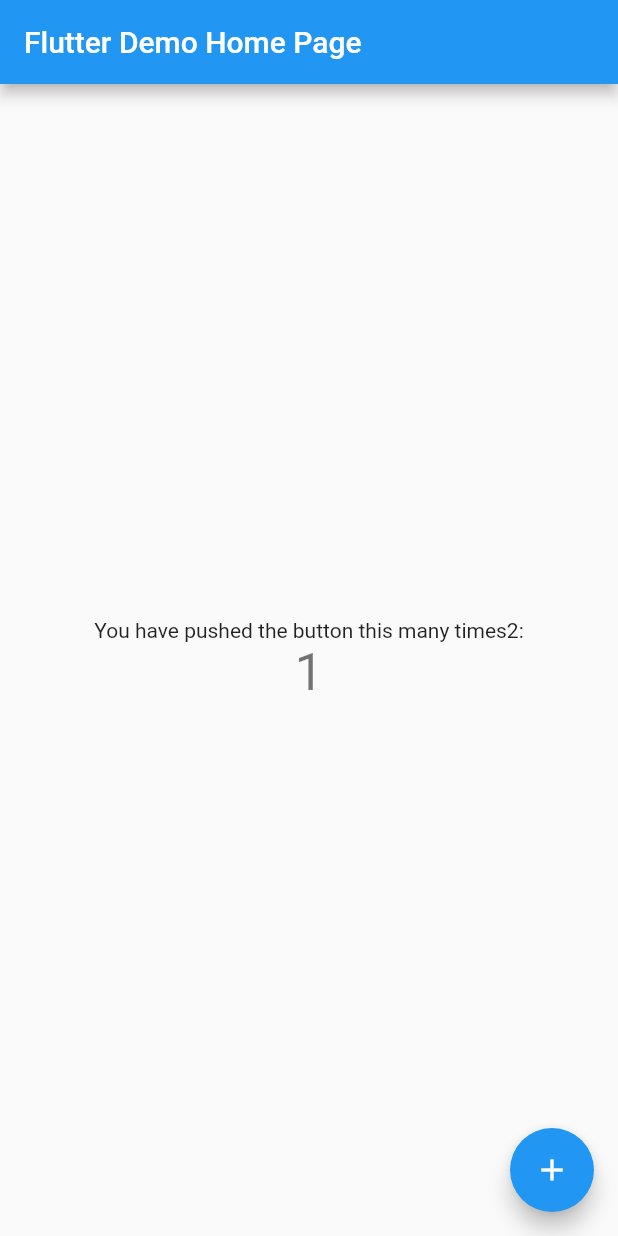
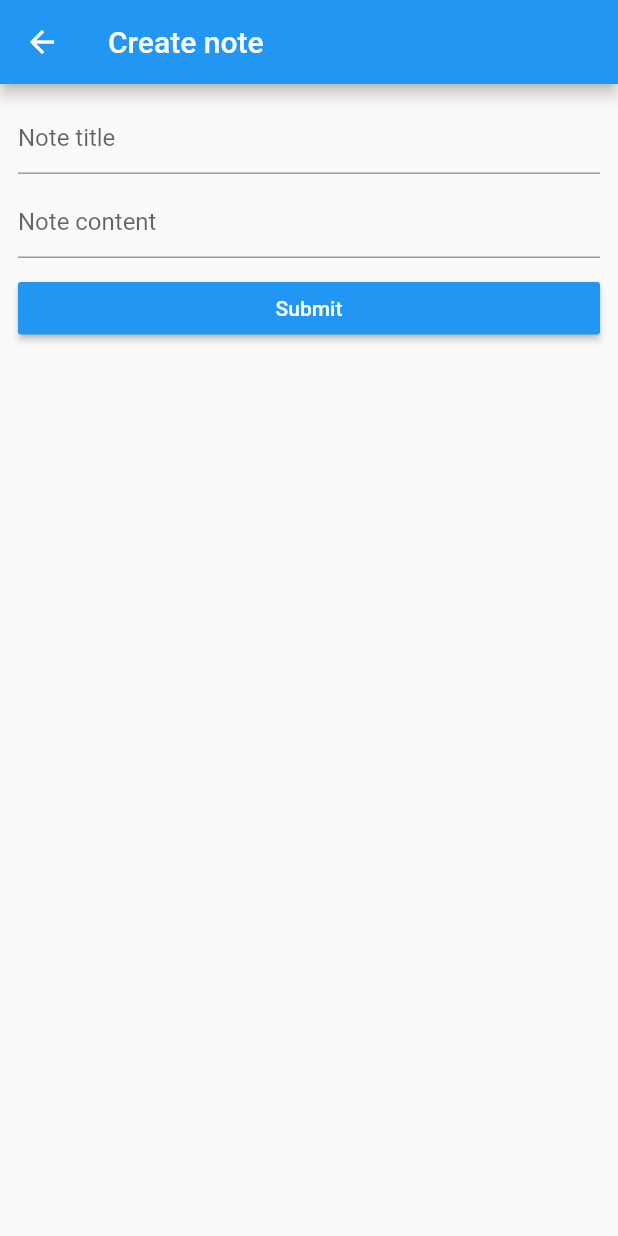
Before and after one commit to emrullahtastan/fluttertodo, a Flutter app: the screen it shows after launch, after a tap on the "add" icon, on a phone screen of 412 x 824 dp. Run offline on Flutter 3.47's test engine with Material 2 defaults, Android fonts, the phone set to English and light mode, and no system bars.

Commit message:
NoteList, NoteModify, NoteDelete component'lerinin eklenmesi

```diff
--- a/lib/main.dart
+++ b/lib/main.dart
@@ -1,4 +1,6 @@
 import 'package:flutter/material.dart';
+
+import 'views/note_list.dart';
 
 void main() {
   runApp(MyApp());
@@ -22,92 +24,7 @@ class MyApp extends StatelessWidget {
         // is not restarted.
         primarySwatch: Colors.blue,
       ),
-      home: MyHomePage(title: 'Flutter Demo Home Page'),
+      home: NoteList(),
     );
   }
 }
-
-class MyHomePage extends StatefulWidget {
-  MyHomePage({Key key, this.title}) : super(key: key);
-
-  // This widget is the home page of your application. It is stateful, meaning
-  // that it has a State object (defined below) that contains fields that affect
-  // how it looks.
-
-  // This class is the configuration for the state. It holds the values (in this
-  // case the title) provided by the parent (in this case the App widget) and
-  // used by the build method of the State. Fields in a Widget subclass are
-  // always marked "final".
-
-  final String title;
-
-  @override
-  _MyHomePageState createState() => _MyHomePageState();
-}
-
-class _MyHomePageState extends State<MyHomePage> {
-  int _counter = 0;
-
-  void _incrementCounter() {
-    setState(() {
-      // This call to setState tells the Flutter framework that something has
-      // changed in this State, which causes it to rerun the build method below
-      // so that the display can reflect the updated values. If we changed
-      // _counter without calling setState(), then the build method would not be
-      // called again, and so nothing would appear to happen.
-      _counter++;
-    });
-  }
-
-  @override
-  Widget build(BuildContext context) {
-    // This method is rerun every time setState is called, for instance as done
-    // by the _incrementCounter method above.
-    //
-    // The Flutter framework has been optimized to make rerunning build methods
-    // fast, so that you can just rebuild anything that needs updating rather
-    // than having to individually change instances of widgets.
-    return Scaffold(
-      appBar: AppBar(
-        // Here we take the value from the MyHomePage object that was created by
-        // the App.build method, and use it to set our appbar title.
-        title: Text(widget.title),
-      ),
-      body: Center(
-        // Center is a layout widget. It takes a single child and positions it
-        // in the middle of the parent.
-        child: Column(
-          // Column is also a layout widget. It takes a list of children and
-          // arranges them vertically. By default, it sizes itself to fit its
-          // children horizontally, and tries to be as tall as its parent.
-          //
-          // Invoke "debug painting" (press "p" in the console, choose the
-          // "Toggle Debug Paint" action from the Flutter Inspector in Android
-          // Studio, or the "Toggle Debug Paint" command in Visual Studio Code)
-          // to see the wireframe for each widget.
-          //
-          // Column has various properties to control how it sizes itself and
-          // how it positions its children. Here we use mainAxisAlignment to
-          // center the children vertically; the main axis here is the vertical
-          // axis because Columns are vertical (the cross axis would be
-          // horizontal).
-          mainAxisAlignment: MainAxisAlignment.center,
-          children: <Widget>[
-            Text(
-              'You have pushed the button this many times2:',
-            ),
-            Text(
-              '$_counter',
-              style: Theme.of(context).textTheme.headline4,
-            ),
-          ],
-        ),
-      ),
-      floatingActionButton: FloatingActionButton(
-        onPressed: _incrementCounter,
-        tooltip: 'Increment',
-        child: Icon(Icons.add),
-      ), // This trailing comma makes auto-formatting nicer for build methods.
-    );
-  }
-}
--- /dev/null
+++ b/lib/views/note_list.dart
@@ -0,0 +1,79 @@
+import 'package:flutter/material.dart';
+import 'package:flutter_app/models/note_for_listing.dart';
+import 'package:flutter_app/views/note_delete.dart';
+import 'package:flutter_app/views/note_modify.dart';
+import 'package:intl/intl.dart';
+
+class NoteList extends StatelessWidget {
+  final notes = [
+    new NoteForListing(
+        NoteID: "1",
+        NoteTitle: "Note 1",
+        CreateDateTime: DateTime.now(),
+        latestEditDateTime: DateTime.now()),
+    new NoteForListing(
+        NoteID: "2",
+        NoteTitle: "Note 2",
+        CreateDateTime: DateTime.now(),
+        latestEditDateTime: DateTime.now()),
+    new NoteForListing(
+        NoteID: "3",
+        NoteTitle: "Note 3",
+        CreateDateTime: DateTime.now(),
+        latestEditDateTime: DateTime.now())
+  ];
+
+  @override
+  Widget build(BuildContext context) {
+    // TODO: implement build
+    return Scaffold(
+      appBar: AppBar(
+        title: Text('List of notes'),
+      ),
+      floatingActionButton: FloatingActionButton(
+        onPressed: () {
+          Navigator.of(context)
+              .push(MaterialPageRoute(builder: (_) => NoteModify()));
+        },
+        child: Icon(Icons.add),
+      ),
+      body: ListView.separated(
+        separatorBuilder: (_, __) => Divider(height: 1, color: Colors.green),
+        itemBuilder: (_, index) {
+          return Dismissible(
+            key: ValueKey(notes[index].NoteID),
+            direction: DismissDirection.startToEnd,
+            onDismissed: (direction) {},
+            confirmDismiss: (direction) async {
+              final result = await showDialog(
+                  context: context, builder: (_) => NoteDelete());
+              print(result);
+              return result;
+            },
+            background: Container(
+              color: Colors.red,
+              padding: EdgeInsets.only(left: 16),
+              child: Align(
+                child: Icon(Icons.delete, color: Colors.white),
+                alignment: Alignment.centerLeft,
+              ),
+            ),
+            child: ListTile(
+              title: Text(notes[index].NoteTitle,
+                  style: TextStyle(color: Theme.of(context).primaryColor)),
+              subtitle: Text(
+                  'Last edited on ${DateFormat("dd.MM.yyyy kk:mm").format(notes[index].latestEditDateTime)})'),
+              onTap: () {
+                Navigator.of(context).push(MaterialPageRoute(
+                    builder: (_) => NoteModify(
+                          noteID: notes[index].NoteID,
+                        )));
+              },
+            ),
+          );
+        },
+        itemCount: notes.length,
+      ),
+    );
+  }
+}
--- /dev/null
+++ b/lib/views/note_modify.dart
@@ -0,0 +1,47 @@
+import 'package:flutter/material.dart';
+
+class NoteModify extends StatelessWidget {
+  final String noteID;
+  bool get isEditing=>noteID!=null;
+
+
+  NoteModify({this.noteID});
+
+  @override
+  Widget build(BuildContext context) {
+    return Scaffold(
+        appBar: AppBar(
+          title: Text( isEditing ? 'Edit note' : 'Create note'),
+        ),
+        body: Padding(
+          padding: const EdgeInsets.all(12.0),
+          child: Column(
+            children: <Widget>[
+              TextField(
+                decoration: InputDecoration(hintText: 'Note title'),
+              ),
+              Container(
+                height: 8,
+              ),
+              TextField(
+                decoration: InputDecoration(hintText: 'Note content'),
+              ),
+              Container(
+                height: 16,
+              ),
+              SizedBox(
+                width: double.infinity,
+                height: 35,
+                child: RaisedButton(
+                  child: Text('Submit', style: TextStyle(color: Colors.white)),
+                  color: Theme.of(context).primaryColor,
+                  onPressed: () {
+                    Navigator.of(context).pop();
+                  },
+                ),
+              )
+            ],
+          ),
+        ));
+  }
+}
--- a/pubspec.yaml
+++ b/pubspec.yaml
@@ -23,7 +23,7 @@ environment:
 dependencies:
   flutter:
     sdk: flutter
-
+  intl: ^0.16.1
 
   # The following adds the Cupertino Icons font to your application.
   # Use with the CupertinoIcons class for iOS style icons.
```
Also changed, not shown: lib/models/note_for_listing.dart (added, +12 -0 lines), lib/views/note_delete.dart (added, +24 -0 lines), pubspec.lock.
